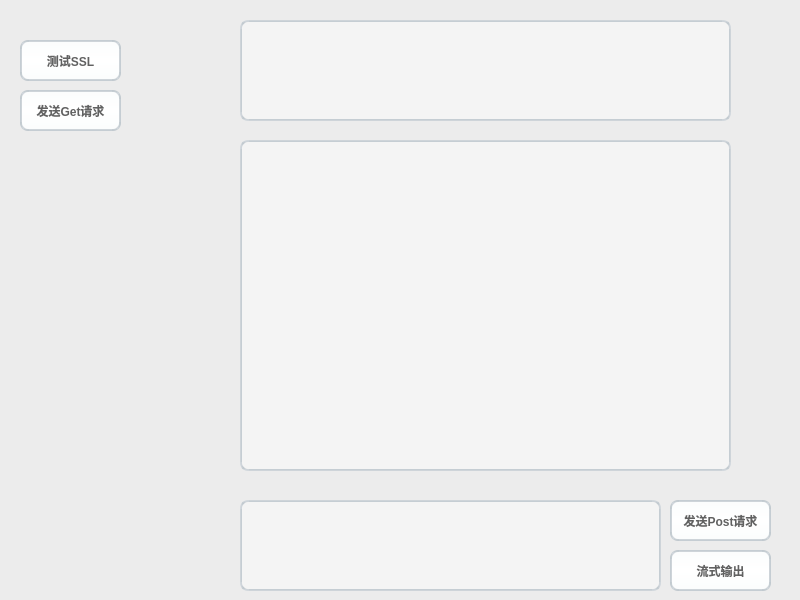
Before: the Qt Designer form widget.ui in ChengYull/Qt-HttpRequestDemo-DeepSeek, drawn with Qt 5.
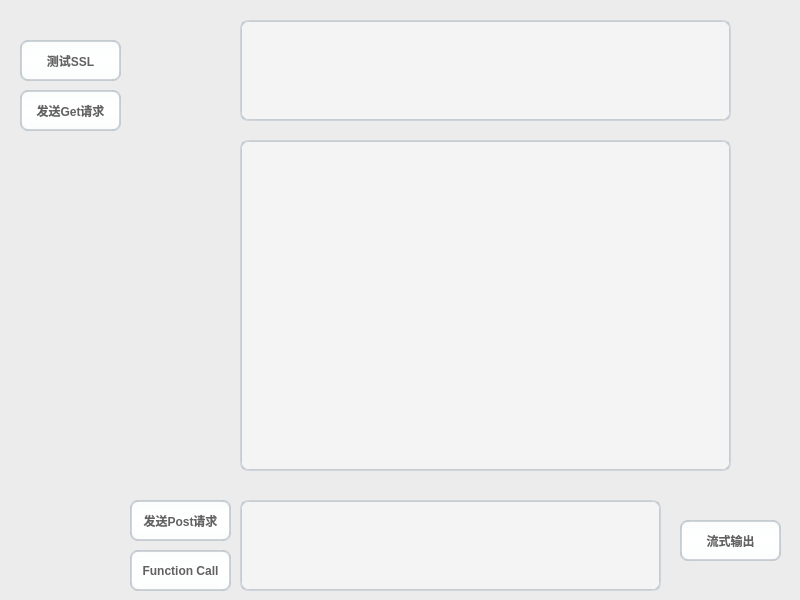
After: the same form once the commit is applied. Icons and pictures are not drawn.

What changed in the file:
```diff
--- a/widget.ui
+++ b/widget.ui
@@ -478,7 +478,7 @@
   <widget class="QPushButton" name="postButton">
    <property name="geometry">
     <rect>
-     <x>670</x>
+     <x>130</x>
      <y>500</y>
      <width>101</width>
      <height>41</height>
@@ -521,8 +521,8 @@
   <widget class="QPushButton" name="streamButton">
    <property name="geometry">
     <rect>
-     <x>670</x>
-     <y>550</y>
+     <x>680</x>
+     <y>520</y>
      <width>101</width>
      <height>41</height>
     </rect>
@@ -531,6 +531,19 @@
     <string>流式输出</string>
    </property>
   </widget>
+  <widget class="QPushButton" name="functionButton">
+   <property name="geometry">
+    <rect>
+     <x>130</x>
+     <y>550</y>
+     <width>101</width>
+     <height>41</height>
+    </rect>
+   </property>
+   <property name="text">
+    <string>Function Call</string>
+   </property>
+  </widget>
  </widget>
  <resources/>
  <connections/>
```
